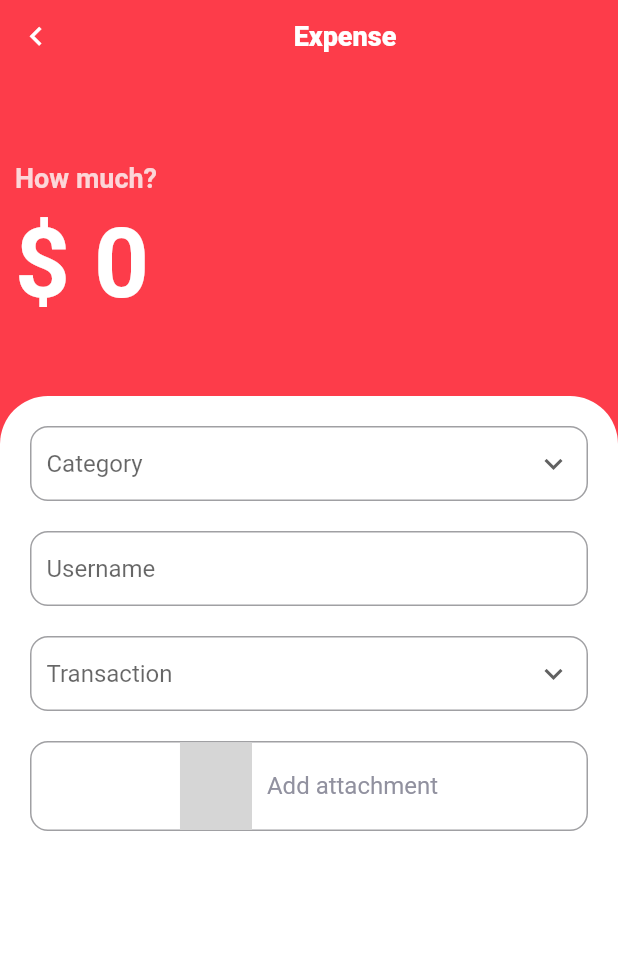
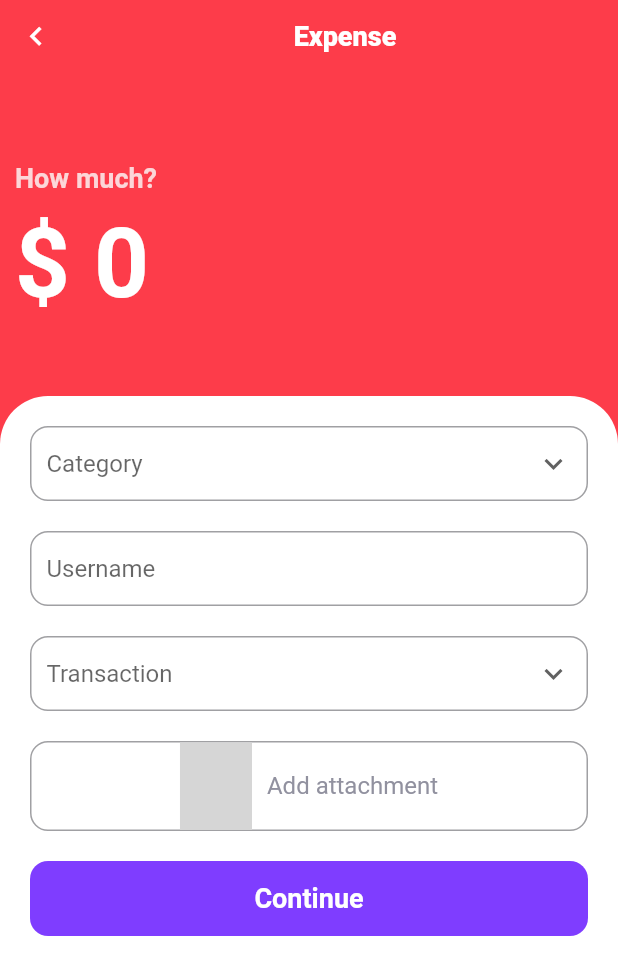
Before and after one commit to yash17-12-98/xpense_tracker, a Flutter app: the ExpenseScreen screen opened by its route, on a phone screen of 412 x 824 dp. Shown: the top 975 px of the screen. Run offline on Flutter 3.47's test engine with Material 2 defaults, Android fonts, the light colour scheme and no system bars; our stand-ins replace cloud_firestore, dotted_line, firebase_auth, firebase_core, flutter_svg, fluttertoast and 3 more; accounts and stored records are empty; grey boxes are pictures that could not be loaded.

Commit message:
merged with shashank

```diff
--- a/lib/constant/colors.dart
+++ b/lib/constant/colors.dart
@@ -5,6 +5,7 @@
   static const redColor = Color(0xFFFD3C4A);
   static const Color backgroundColor = Color.fromARGB(255, 227, 231, 182);
   static const Color whiteColor = Color(0xFFffffff);
+  static const Color greenColor = Color(0xFF00A86B);
 
   // static constant List<Color> backgroundColor = <Color>[
   //   Color.fromARGB(255, 227, 231, 182),
--- a/lib/constant/image_path.dart
+++ b/lib/constant/image_path.dart
@@ -6,4 +6,6 @@
   static const totalControl = "assets/images/total_control.png";
   static const enableIndicator = "assets/images/enable_indicator.png";
   static const disableIndicator = "assets/images/disable_indicator.png";
+  static const deleteIcon = "assets/svg/delete.svg";
+  static const tempImg = "assets/images/temp.png";
 }
--- a/lib/screens/expenseDetail_screen.dart
+++ b/lib/screens/expenseDetail_screen.dart
@@ -2,7 +2,7 @@
 import 'package:flutter_svg/svg.dart';
 import 'package:get/get.dart';
 import 'package:flutter/material.dart';
-import '../common/common.dart';
+import '../constant/constant.dart';
 import '../controllers/controller.dart';
 import '../widgets/widget.dart';
 
--- a/lib/screens/incomeDetail_screen.dart
+++ b/lib/screens/incomeDetail_screen.dart
@@ -2,7 +2,7 @@
 import 'package:flutter_svg/svg.dart';
 import 'package:get/get.dart';
 import 'package:flutter/material.dart';
-import '../common/common.dart';
+import '../constant/constant.dart';
 import '../controllers/controller.dart';
 import '../widgets/widget.dart';
 import '../routes/route.dart';
@@ -26,7 +26,7 @@
                   padding: const EdgeInsets.only(bottom: 40),
                   child: Container(
                     height: MediaQuery.of(context).size.height / 3,
-                    decoration: const BoxDecoration(
+                    decoration:  BoxDecoration(
                         borderRadius: BorderRadius.only(
                             bottomRight: Radius.circular(32),
                             bottomLeft: Radius.circular(32)),
--- a/lib/screens/income_screeen.dart
+++ b/lib/screens/income_screeen.dart
@@ -1,6 +1,6 @@
 import 'package:get/get.dart';
 import 'package:flutter/material.dart';
-import 'package:xpense_tracker/common/common.dart';
+import '../constant/constant.dart';
 import '../controllers/controller.dart';
 import '../routes/page_routes.dart';
 import '../widgets/widget.dart';
--- a/lib/widgets/button_widget.dart
+++ b/lib/widgets/button_widget.dart
@@ -14,7 +14,7 @@
         width: MediaQuery.of(context).size.width,
         height: 50,
         decoration: BoxDecoration(
-            color: AppColors.buttonBackground,
+            color: AppColors.primaryColor,
             borderRadius: BorderRadius.all(Radius.circular(12))
 
         ),
```
